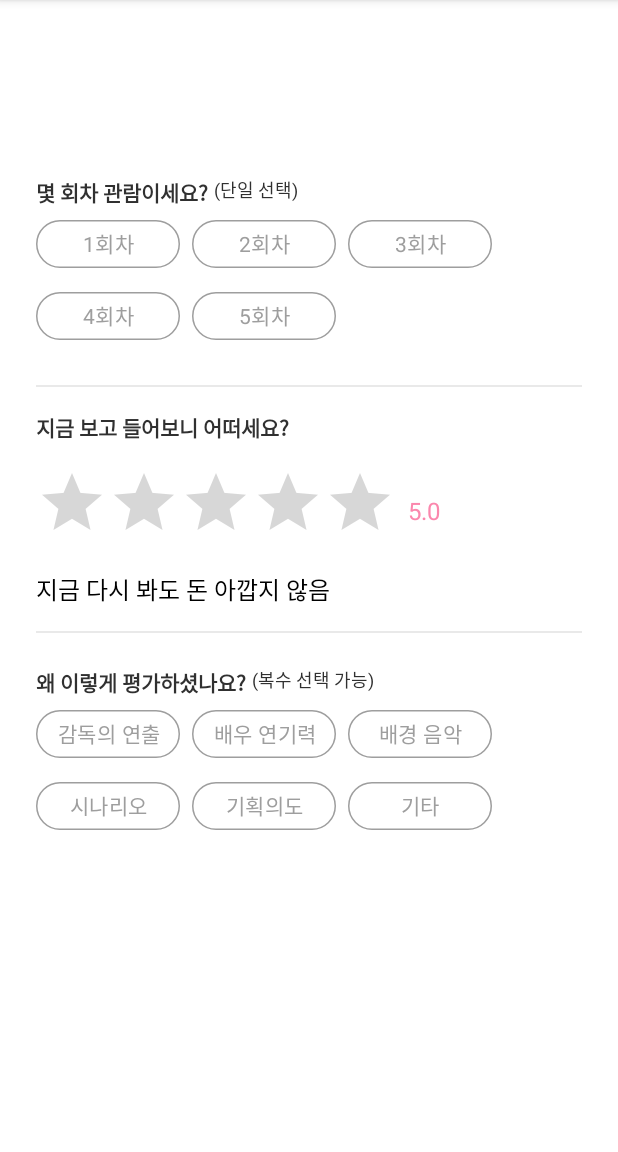
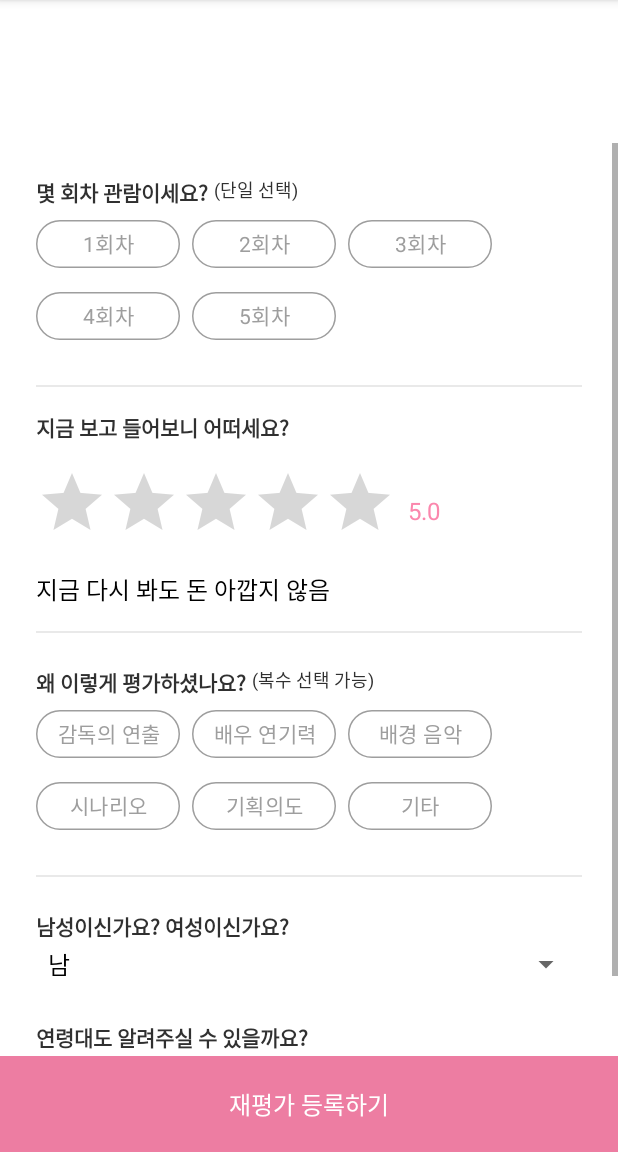
Before and after one commit to wonwoojang/ReReApp, an Android app: the ReEvaluateFragment screen opened directly, with no data from a screen before it, on a phone screen of 412 x 824 dp, the part 84-1236 px from its top. Run offline under Robolectric (Android 15) with nearby library versions, the phone set to English and light mode, and no system bars; our stand-ins replace data binding; 2 statements that could not run were skipped.

Commit message:
Feat: 26_재평가 등록 페이지 - 성별, 나이 선택  UI 추가

```diff
--- a/app/src/main/java/com/jww/rereapp/reEvaluate/ui/ReEvaluateFragment.kt
+++ b/app/src/main/java/com/jww/rereapp/reEvaluate/ui/ReEvaluateFragment.kt
@@ -1,14 +1,18 @@
 package com.jww.rereapp.reEvaluate.ui
 
+import android.R
 import android.os.Bundle
 import android.util.Log
 import android.view.LayoutInflater
 import android.view.View
 import android.view.ViewGroup
+import android.widget.AdapterView
+import android.widget.ArrayAdapter
 import com.google.android.material.chip.Chip
 import com.jww.rereapp.base.BaseFragment
 import com.jww.rereapp.databinding.FragmentReEvaluateBinding
 import com.jww.rereapp.databinding.ItemChipStringRoundBinding
+import com.jww.rereapp.extension.throttleClick
 
 class ReEvaluateFragment : BaseFragment() {
 
@@ -31,6 +35,7 @@ class ReEvaluateFragment : BaseFragment() {
         observe()
         initWatchNumberTimes()
         initReason()
+        initSexAge()
     }
 
     private fun initWatchNumberTimes() {
@@ -54,11 +59,62 @@ class ReEvaluateFragment : BaseFragment() {
         }
     }
 
+    private fun initSexAge() {
+        binding.includeSexAge.run {
+            this.spinnerSex.adapter = ArrayAdapter(
+                requireContext(),
+                R.layout.simple_spinner_dropdown_item,
+                arrayListOf("남", "녀")
+            )
+
+            val ageItemList = arrayListOf<String>()
+            for (i in 10..80) {
+                ageItemList.add("$i 세")
+            }
+            this.spinnerAge.adapter = ArrayAdapter(
+                requireContext(),
+                R.layout.simple_spinner_dropdown_item,
+                ageItemList
+            )
+        }
+
+    }
+
     private fun bind() {
         binding.run {
 
-            binding.includeWatchNumberTimes.chipGroup.setOnCheckedStateChangeListener { group, checkedIds ->
+            includeWatchNumberTimes.chipGroup.setOnCheckedStateChangeListener { group, checkedIds ->
                 Log.d("Jww::", "change = ${checkedIds}")
+            }
+
+            includeSexAge.run {
+                spinnerSex.onItemSelectedListener = object : AdapterView.OnItemSelectedListener {
+                    override fun onItemSelected(
+                        parent: AdapterView<*>, view: View, position: Int, id: Long
+                    ) {
+                        Log.d("Jww::", "spinnerSex postion = $position")
+                    }
+
+                    override fun onNothingSelected(p0: AdapterView<*>?) {
+
+                    }
+
+                }
+                spinnerAge.onItemSelectedListener = object : AdapterView.OnItemSelectedListener {
+                    override fun onItemSelected(
+                        parent: AdapterView<*>, view: View, position: Int, id: Long
+                    ) {
+                        Log.d("Jww::", "spinnerAge postion = $position")
+                    }
+
+                    override fun onNothingSelected(p0: AdapterView<*>?) {
+
+                    }
+                }
+            }
+
+            save.throttleClick {
+
             }
         }
     }
--- a/app/src/main/res/layout/fragment_re_evaluate.xml
+++ b/app/src/main/res/layout/fragment_re_evaluate.xml
@@ -1,6 +1,7 @@
 <?xml version="1.0" encoding="utf-8"?>
 <layout xmlns:android="http://schemas.android.com/apk/res/android"
-    xmlns:app="http://schemas.android.com/apk/res-auto">
+    xmlns:app="http://schemas.android.com/apk/res-auto"
+    xmlns:tools="http://schemas.android.com/tools">
 
     <data>
 
@@ -29,12 +30,22 @@
                 android:layout_height="wrap_content" />
         </FrameLayout>
 
+        <ScrollView
+            android:layout_width="match_parent"
+            android:layout_height="0dp"
+            android:orientation="vertical"
+            app:layout_constraintBottom_toTopOf="@id/save"
+            app:layout_constraintTop_toBottomOf="@id/top">
+
+            <androidx.constraintlayout.widget.ConstraintLayout
+                android:layout_width="match_parent"
+                android:layout_height="wrap_content">
+
                 <include
                     android:id="@+id/include_watch_number_times"
                     layout="@layout/view_re_evaluate_watch_number_times"
                     android:layout_width="match_parent"
-            android:layout_height="wrap_content"
-            app:layout_constraintTop_toBottomOf="@id/top" />
+                    android:layout_height="wrap_content" />
 
                 <View
                     android:layout_width="match_parent"
@@ -66,5 +77,36 @@
                     android:layout_marginTop="@dimen/dimens_01"
                     app:layout_constraintTop_toBottomOf="@id/include_rating" />
 
+
+                <View
+                    android:layout_width="match_parent"
+                    android:layout_height="@dimen/dimens_01"
+                    android:layout_marginHorizontal="@dimen/dimens_24"
+                    android:background="#E9E9E9"
+                    app:layout_constraintTop_toBottomOf="@id/include_reason" />
+
+                <include
+                    android:id="@+id/include_sex_age"
+                    layout="@layout/view_re_evaluate_sex_age"
+                    android:layout_width="match_parent"
+                    android:layout_height="wrap_content"
+                    android:layout_marginTop="@dimen/dimens_01"
+                    app:layout_constraintTop_toBottomOf="@id/include_reason" />
+
+            </androidx.constraintlayout.widget.ConstraintLayout>
+        </ScrollView>
+
+        <androidx.appcompat.widget.AppCompatTextView
+            android:id="@+id/save"
+            android:layout_width="match_parent"
+            android:layout_height="wrap_content"
+            android:background="#ED7DA2"
+            android:gravity="center"
+            android:minHeight="@dimen/dimens_64"
+            android:text="재평가 등록하기"
+            android:textColor="@color/white"
+            android:textSize="@dimen/dimens_16"
+            app:layout_constraintBottom_toBottomOf="parent"
+            tools:text="@tools:sample/lorem" />
     </androidx.constraintlayout.widget.ConstraintLayout>
 </layout>
--- /dev/null
+++ b/app/src/main/res/layout/view_re_evaluate_sex_age.xml
@@ -0,0 +1,56 @@
+<?xml version="1.0" encoding="utf-8"?>
+<layout xmlns:android="http://schemas.android.com/apk/res/android"
+    xmlns:app="http://schemas.android.com/apk/res-auto"
+    xmlns:tools="http://schemas.android.com/tools">
+
+    <androidx.constraintlayout.widget.ConstraintLayout
+        android:layout_width="match_parent"
+        android:layout_height="match_parent"
+        android:paddingHorizontal="@dimen/dimens_24"
+        android:paddingVertical="@dimen/dimens_22">
+
+        <androidx.appcompat.widget.AppCompatTextView
+            android:id="@+id/title_sex"
+            android:layout_width="match_parent"
+            android:layout_height="wrap_content"
+            android:text="남성이신가요? 여성이신가요?"
+            android:textColor="#303030"
+            android:textSize="@dimen/dimens_14"
+            android:textStyle="bold"
+            app:layout_constraintTop_toTopOf="parent"
+            tools:text="@tools:sample/lorem" />
+
+        <androidx.appcompat.widget.AppCompatSpinner
+            android:id="@+id/spinner_sex"
+            android:layout_width="match_parent"
+            android:layout_height="wrap_content"
+            android:layout_marginTop="@dimen/dimens_12"
+            android:minHeight="@dimen/dimens_32"
+            android:spinnerMode="dropdown"
+            android:textSize="@dimen/dimens_14"
+            app:layout_constraintTop_toTopOf="@id/title_sex" />
+
+        <androidx.appcompat.widget.AppCompatTextView
+            android:id="@+id/title_age"
+            android:layout_width="match_parent"
+            android:layout_height="wrap_content"
+            android:layout_marginTop="@dimen/dimens_14"
+            android:text="연령대도 알려주실 수 있을까요?"
+            android:textColor="#303030"
+            android:textSize="@dimen/dimens_14"
+            android:textStyle="bold"
+            app:layout_constraintTop_toBottomOf="@id/spinner_sex"
+            tools:text="@tools:sample/lorem" />
+
+        <androidx.appcompat.widget.AppCompatSpinner
+            android:id="@+id/spinner_age"
+            android:layout_width="match_parent"
+            android:layout_height="wrap_content"
+            android:layout_marginTop="@dimen/dimens_12"
+            android:minHeight="@dimen/dimens_32"
+            android:spinnerMode="dropdown"
+            android:textSize="@dimen/dimens_14"
+            app:layout_constraintTop_toTopOf="@id/title_age" />
+
+    </androidx.constraintlayout.widget.ConstraintLayout>
+</layout>
```
Lines whose indentation alone changed are shown as unchanged.
